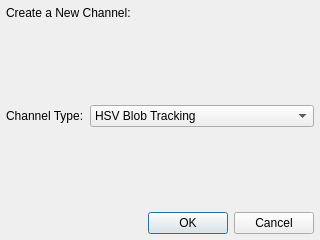
First picture: the form in ui/CreateChannelDialog.ui, repository kipr/botui, before the edit.
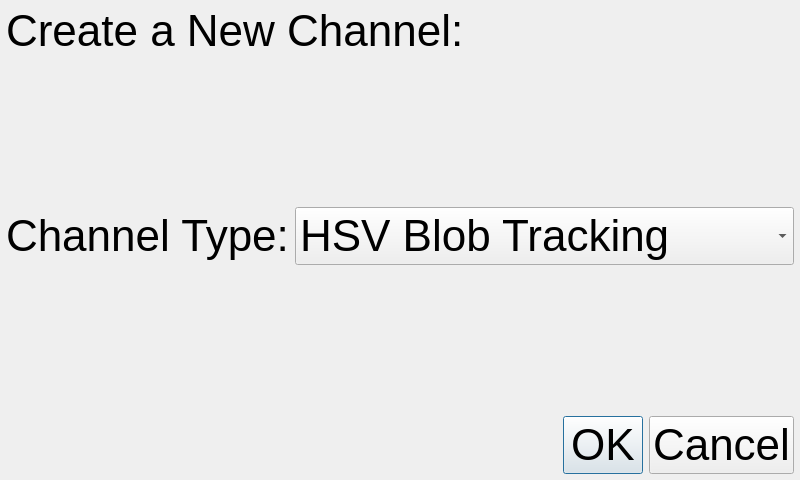
Second picture: the form after the edit. Icons and pictures are not drawn.

```diff
--- a/ui/CreateChannelDialog.ui
+++ b/ui/CreateChannelDialog.ui
@@ -6,8 +6,8 @@
    <rect>
     <x>0</x>
     <y>0</y>
-    <width>320</width>
-    <height>240</height>
+    <width>800</width>
+    <height>480</height>
    </rect>
   </property>
   <property name="windowTitle">
@@ -21,6 +21,11 @@
     <layout class="QHBoxLayout" name="horizontalLayout_2">
      <item>
       <widget class="QLabel" name="label_2">
+       <property name="font">
+        <font>
+         <pointsize>33</pointsize>
+        </font>
+       </property>
        <property name="text">
         <string>Create a New Channel:</string>
        </property>
@@ -58,6 +63,11 @@
     <layout class="QHBoxLayout" name="horizontalLayout" stretch="0,1">
      <item>
       <widget class="QLabel" name="label">
+       <property name="font">
+        <font>
+         <pointsize>33</pointsize>
+        </font>
+       </property>
        <property name="text">
         <string>Channel Type:</string>
        </property>
@@ -65,6 +75,11 @@
      </item>
      <item>
       <widget class="QComboBox" name="type">
+       <property name="font">
+        <font>
+         <pointsize>33</pointsize>
+        </font>
+       </property>
        <item>
         <property name="text">
          <string>HSV Blob Tracking</string>
@@ -94,12 +109,20 @@
    </item>
    <item>
     <widget class="QDialogButtonBox" name="buttonBox">
+     <property name="font">
+      <font>
+       <pointsize>33</pointsize>
+      </font>
+     </property>
      <property name="orientation">
       <enum>Qt::Horizontal</enum>
      </property>
      <property name="standardButtons">
       <set>QDialogButtonBox::Cancel|QDialogButtonBox::Ok</set>
      </property>
+     <property name="centerButtons">
+      <bool>false</bool>
+     </property>
     </widget>
    </item>
   </layout>
```
